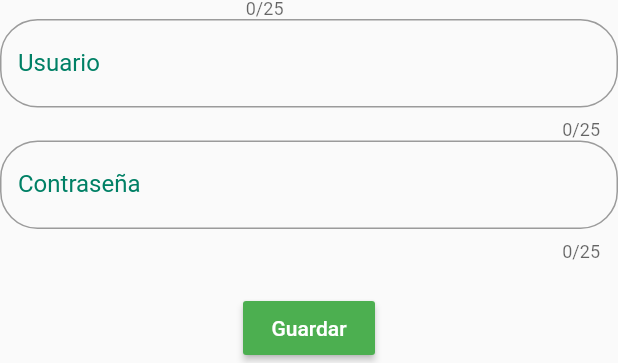
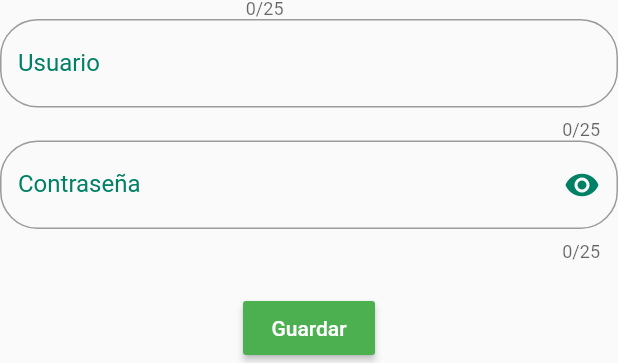
Before and after one commit to Jon-MC-dev/app-admin-store, a Flutter app: the FormPersonaUsuario widget shown alone on an empty page, opened directly, on a phone screen of 412 x 824 dp. Shown: the part 467-830 px from the top of the screen. Run offline on Flutter 3.47's test engine with Material 2 defaults, Android fonts, the phone set to English and light mode, and no system bars; our stand-ins replace flutter_colorpicker, fluttertoast, get, syncfusion_flutter_datagrid; missing offline and left inert: ansicolor, kf_drawer, syncfusion_flutter_core.

```diff
--- a/lib/src/controllers/usuario_persona_controller.dart
+++ b/lib/src/controllers/usuario_persona_controller.dart
@@ -18,6 +18,11 @@ class UsuarioPersonaController extends AbstractController {
 
   RxString seleccion = 'Seleccionar'.obs;
   RxString msSexo = ''.obs;
+  RxBool textoOculto = true.obs;
+  Rx<Icon> iconoOjo = Icon(
+    Icons.remove_red_eye,
+    color: Color(0xFF008065),
+  ).obs;
 
   @override
   Future<bool> addData() async {
@@ -66,6 +71,20 @@ class UsuarioPersonaController extends AbstractController {
       }
     };
 
+    textoOculto.listen((bool visibilidad) {
+      if (!visibilidad) {
+        iconoOjo.value = Icon(
+          Icons.remove_red_eye_outlined,
+          color: Color(0xFF008065),
+        );
+      } else {
+        iconoOjo.value = Icon(
+          Icons.remove_red_eye,
+          color: Color(0xFF008065),
+        );
+      }
+    });
+
     super.onInit();
   }
 
--- a/lib/src/forms/persona_usuario_form.dart
+++ b/lib/src/forms/persona_usuario_form.dart
@@ -91,11 +91,19 @@ class FormPersonaUsuario extends StatelessWidget {
             controllerText: c.controllersInputs['usuario'],
             validador: c.reglas1,
           ),
-          CampoTexto(
-            label: 'Contraseña',
-            controllerText: c.controllersInputs['contrasena'],
-            validador: c.reglaContrasena,
-          ),
+          Obx(() {
+            return CampoTexto(
+              suffixIcon: IconButton(
+                  icon: c.iconoOjo.value,
+                  onPressed: () {
+                    c.textoOculto.value = !c.textoOculto.value;
+                  }),
+              textoOculto: c.textoOculto.value,
+              label: 'Contraseña',
+              controllerText: c.controllersInputs['contrasena'],
+              validador: c.reglaContrasena,
+            );
+          }),
           SizedBox(
             height: 20.0,
           ),
@@ -118,6 +126,8 @@ class FormPersonaUsuario extends StatelessWidget {
       lastDate: DateTime(2025),
     );
     TextEditingController fechInput = c.controllersInputs['fechaNac'];
-    fechInput.text = "${picked.toLocal()}".split(' ')[0];
+    if (picked != null) {
+      fechInput.text = "${picked.toLocal()}".split(' ')[0];
+    }
   }
 }
--- a/lib/src/widgets/text_field_widget.dart
+++ b/lib/src/widgets/text_field_widget.dart
@@ -7,13 +7,17 @@ class CampoTexto extends StatelessWidget {
   TextInputType tipo;
   Function funcion;
   String textoInicial;
+  bool textoOculto;
+  Widget suffixIcon;
   CampoTexto(
       {this.label,
       this.controllerText,
       this.validador,
       this.tipo = TextInputType.text,
       this.funcion,
-      this.textoInicial});
+      this.textoInicial,
+      this.textoOculto = false,
+      this.suffixIcon});
   @override
   Widget build(BuildContext context) {
     return TextFormField(
@@ -23,8 +27,10 @@ class CampoTexto extends StatelessWidget {
       controller: this.controllerText,
       cursorColor: Color(0xFF008065),
       maxLength: 25,
+      obscureText: this.textoOculto,
       validator: this.validador,
       decoration: InputDecoration(
+          suffixIcon: this.suffixIcon,
           labelText: this.label,
           labelStyle: TextStyle(
             color: Color(0xFF008065),
```
